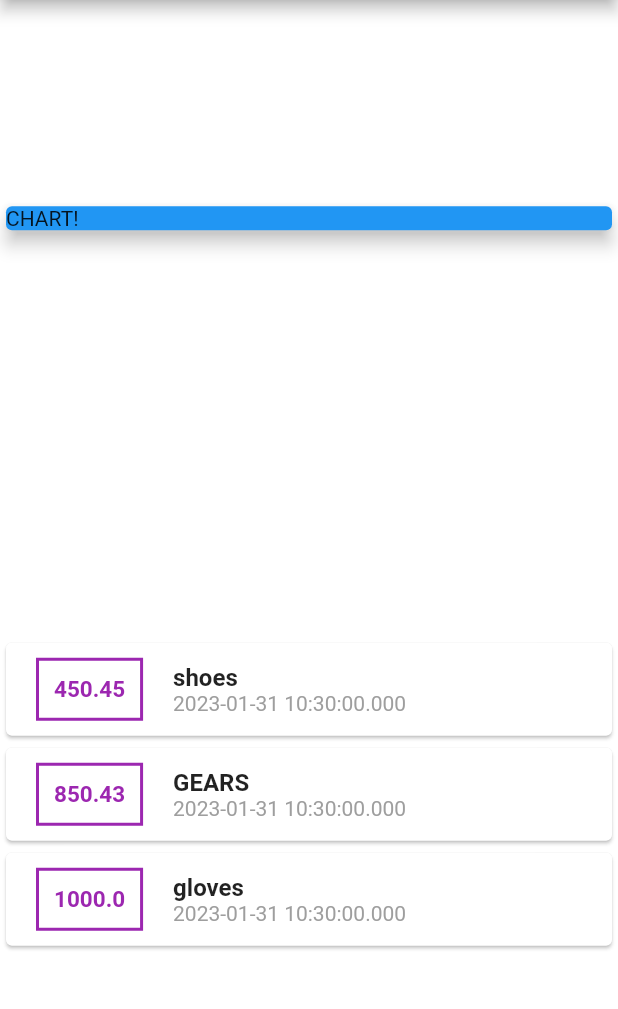
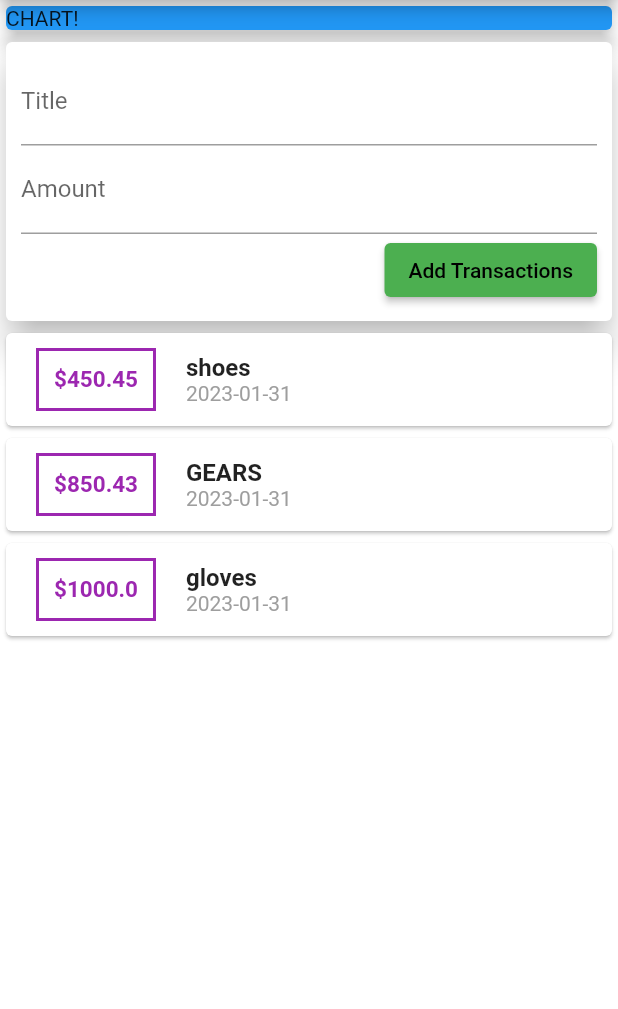
Before and after one commit to Sanjay3511/expenses_tracker, a Flutter app: the screen it shows after launch, on a phone screen of 412 x 824 dp, the part 84-1093 px from its top. Run offline on Flutter 3.47's test engine with Material 2 defaults, Android fonts, the phone set to English and light mode, and no system bars.

Commit message:
adding column and cards  transactions

```diff
--- a/lib/main.dart
+++ b/lib/main.dart
@@ -1,4 +1,5 @@
 import 'package:flutter/material.dart';
+import  'package:intl/intl.dart';
 import './transaction.dart';
 
 void main(){
@@ -30,7 +31,7 @@ class MyHomePage extends StatelessWidget{
         title: Text('ExpensesTracker'),
       ),
       body: Column(
-        mainAxisAlignment: MainAxisAlignment.spaceAround,
+        // mainAxisAlignment: MainAxisAlignment.start,
         crossAxisAlignment: CrossAxisAlignment.stretch,
         children: <Widget>[
           Container(
@@ -41,6 +42,31 @@ class MyHomePage extends StatelessWidget{
               elevation: 5 ,
             ),
          ),
+          Card(
+            elevation: 10,
+            child: Container(
+              padding: EdgeInsets.all(10),
+              child: Column(
+                crossAxisAlignment: CrossAxisAlignment.end,
+                children: <Widget>[
+                  TextField(decoration: InputDecoration(labelText: 'Title'),
+                  ),
+                  TextField(decoration: InputDecoration(labelText: 'Amount'),
+                  ),
+                  ElevatedButton(
+                    // style: ButtonStyle(backgroundColor: Colors.white),
+                    child: Text('Add Transactions',
+                      style: TextStyle(color: Colors.black),),
+                    onPressed: (){},
+                    style: ButtonStyle(
+                        backgroundColor:
+                        MaterialStatePropertyAll(Colors.green),
+                      ),
+                    ),
+                ],
+              ),
+            ),
+          ),
           Column(
             children: transactions.map((tx){
               return Card(
@@ -59,7 +85,8 @@ class MyHomePage extends StatelessWidget{
                       ),
                       padding: EdgeInsets.all(10),
                       child: Text(
-                        tx.amount.toString(),
+                        // tx.amount.toString(),
+                       '\$${ tx.amount}',
                         style: TextStyle(
                             fontWeight: FontWeight.bold,
                             fontSize: 15 ,
@@ -75,7 +102,7 @@ class MyHomePage extends StatelessWidget{
                           fontSize: 16,
                         ),
                         ),
-                        Text(tx.date.toString(),
+                        Text(DateFormat('yyy-MM-dd').format(tx.date),
                           style: TextStyle(
                             color: Colors.grey
                           ),
--- a/pubspec.yaml
+++ b/pubspec.yaml
@@ -5,12 +5,13 @@ version: 1.0.0+1
 
 environment:
   sdk: '>=2.18.6 <3.0.0'
-
+#    external dependencies
+# cupertino icons are used fpr ios style icons/
 dependencies:
   flutter:
     sdk: flutter
-
   cupertino_icons: ^1.0.2
+  intl: ^0.18.0
 
 dev_dependencies:
   flutter_test:
```
Also changed, not shown: pubspec.lock.
